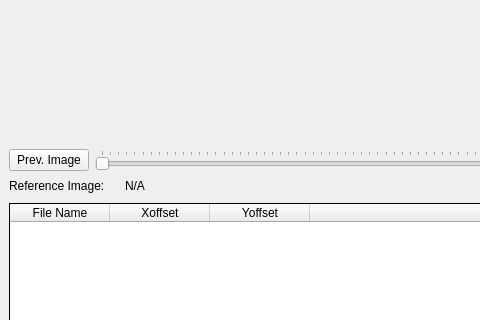
The window that ui/ui_registration.ui (neutronimaging/python_notebooks) describes before a commit, drawn with Qt 5; both pictures show x 0 to 480 and y 293 to 613 of the 1007 by 1149 pixel window.
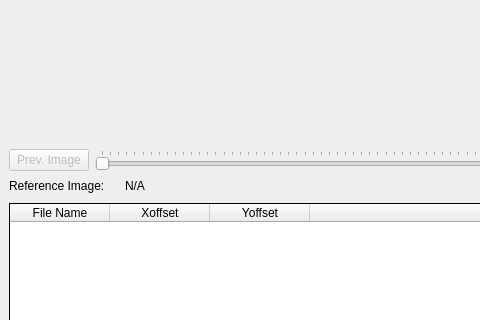
The same window after the commit.

Commit message: started to implement prev and next button

The edit to the form file:
```diff
--- a/ui/ui_registration.ui
+++ b/ui/ui_registration.ui
@@ -123,7 +123,10 @@
         <item>
          <layout class="QHBoxLayout" name="horizontalLayout_3">
           <item>
-           <widget class="QPushButton" name="pushButton">
+           <widget class="QPushButton" name="previous_image_button">
+            <property name="enabled">
+             <bool>false</bool>
+            </property>
             <property name="text">
              <string>Prev. Image</string>
             </property>
```
Left out of the diff: 48 changed lines with no effect on the pictures. The commit also changes 1 other file.
